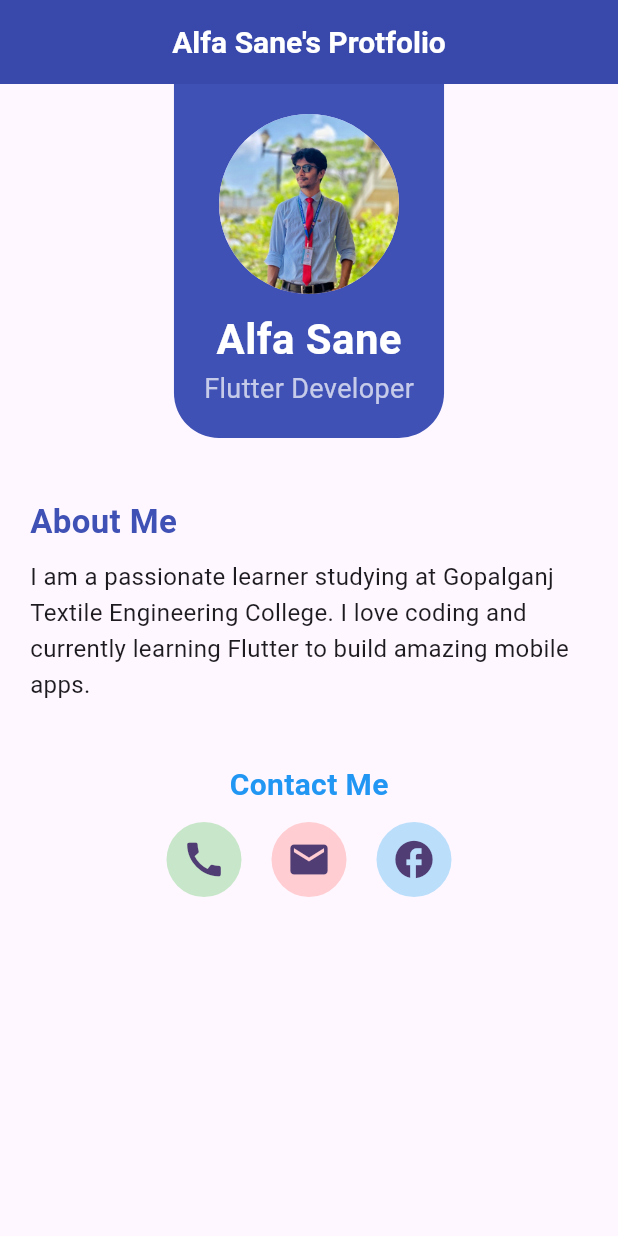
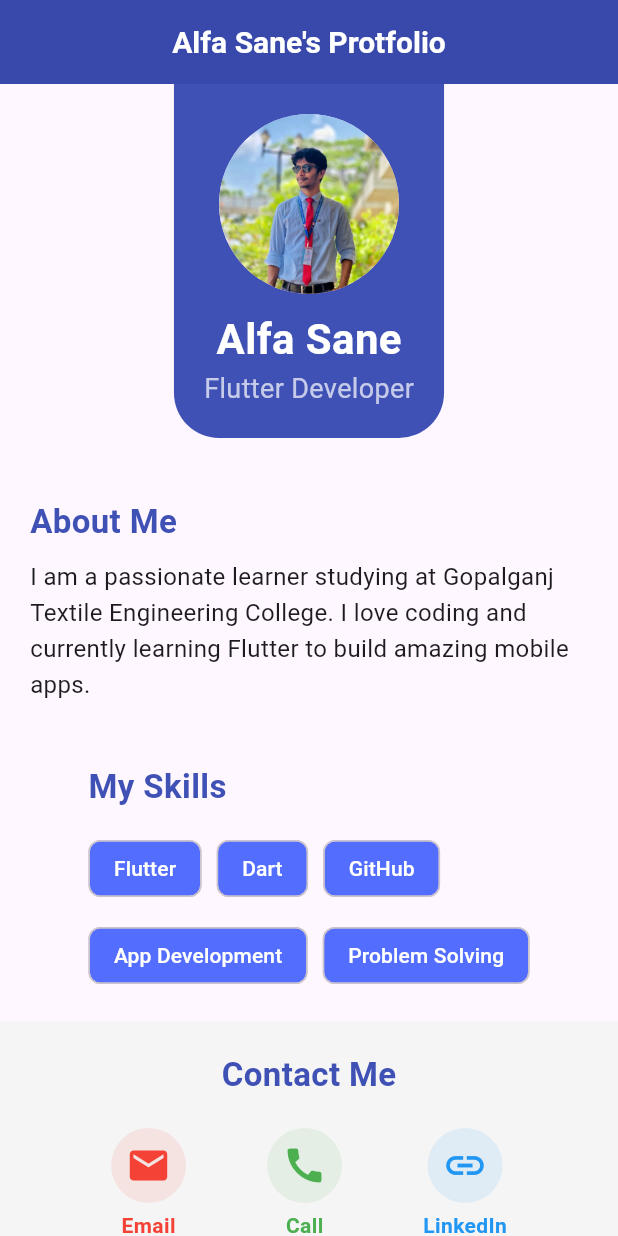
Before and after one commit to AlfaSaneDev/my-protfolio-app, a Flutter app: the screen it shows after launch, on a phone screen of 412 x 824 dp. Run offline on Flutter 3.47's test engine with Material 3 defaults, Android fonts, the phone set to English and light mode, and no system bars.

Commit message:
Added Skills and Contact section

```diff
--- a/lib/myProtfolio.dart
+++ b/lib/myProtfolio.dart
@@ -77,45 +77,81 @@ class MyProtfolio extends StatelessWidget {
                 ],
               ),
             ),
+            // 3. My Skills
 
-            SizedBox(height: 20,),
-            Text(
-              "Contact Me",
-              style: TextStyle(
-                fontSize: 20,
-                fontWeight: FontWeight.bold,
-                color: Colors.blue
+            Padding(
+              padding: EdgeInsets.all(20),
+              child: Column(
+                crossAxisAlignment: CrossAxisAlignment.start,
+                children: [
+                  Text(
+                    "My Skills",
+                    style: TextStyle(fontSize: 22, fontWeight: FontWeight.bold, color: Colors.indigo),
+
+                  ),
+                  SizedBox(height: 15),
+                  Wrap(
+                    spacing: 10,
+                    runSpacing: 10,
+                    children: [
+                      _buildSkillChip("Flutter"),
+                      _buildSkillChip("Dart"),
+                      _buildSkillChip("GitHub"),
+                      _buildSkillChip("App Development"),
+                      _buildSkillChip("Problem Solving")
+                    ],
+                  )
+                ],
               ),
+            ),
 
+            // 4. Contact Me
+
+            Container(
+              padding: EdgeInsets.all(20),
+              color: Colors.grey[100],
+              child: Column(
+                children: [
+                  Text("Contact Me", style: TextStyle(fontSize: 22, fontWeight: FontWeight.bold, color: Colors.indigo),),
+                  SizedBox(height: 20,),
+                  Row(
+                    mainAxisAlignment: MainAxisAlignment.spaceEvenly,
+                    children: [
+                      _buildContactButton(Icons.email, Colors.red, "Email"),
+                      _buildContactButton(Icons.call, Colors.green, "Call"),
+                      _buildContactButton(Icons.link, Colors.blue, "LinkedIn")
+                    ],
+                  )
+                ],
+              ),
             ),
-            SizedBox(height: 10,),
-            Row(
-              mainAxisAlignment: MainAxisAlignment.center,
-              children: [
-                CircleAvatar(
-                  radius: 25,
-                  backgroundColor: Colors.green.shade100,
-                  child: Icon(Icons.call, size: 30),
-                ),
-                SizedBox(width: 20),
-
-                CircleAvatar(
-                  radius: 25,
-                  backgroundColor: Colors.red.shade100,
-                  child: Icon(Icons.email, size: 30,),
-                ),
-                SizedBox(width: 20),
-                CircleAvatar(
-                  radius: 25,
-                  backgroundColor: Colors.blue.shade100,
-                  child: Icon(Icons.facebook, size: 30,),
-                )
-              ],
-            )
-
+            SizedBox(height: 20,)
           ],
         ),
       )
     );
   }
 }
+
+Widget _buildSkillChip(String label) {
+  return Chip(
+    label: Text(label, style: TextStyle(color: Colors.white),),
+    backgroundColor: Colors.indigoAccent,
+    padding: EdgeInsets.all(8),
+    );
+}
+
+Widget _buildContactButton(IconData icon, Color color, String text) {
+  return Column(
+    children: [
+      CircleAvatar(
+        radius: 25,
+        backgroundColor: color.withOpacity(0.1),
+        child: Icon(icon, color: color, size: 30,),
+      ),
+
+      SizedBox(height: 5),
+      Text(text, style: TextStyle(color: color, fontWeight: FontWeight.bold),)
+    ],
+  );
+}
```
